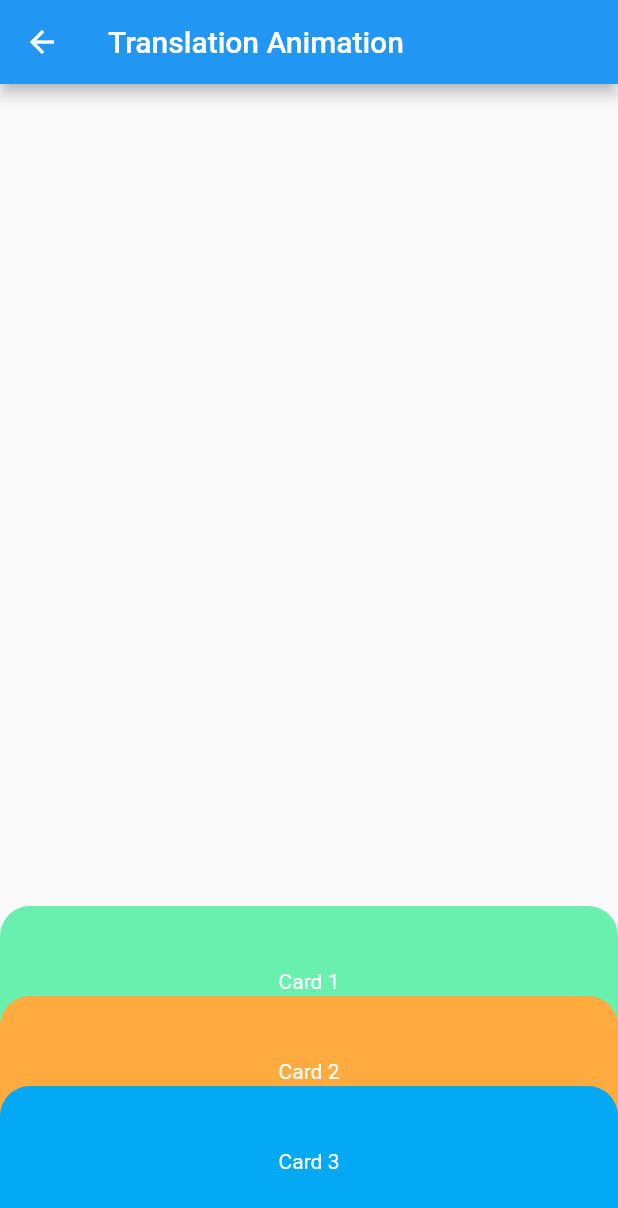
After one commit to manespcar/flutter_animations, a Flutter app: the screen it shows after launch, after a tap on "Translation", on a phone screen of 412 x 824 dp. The commit adds this screen. Shown: the top 1208 px of the screen. Run offline on Flutter 3.47's test engine with Material 2 defaults, Android fonts, the phone set to English and light mode, and no system bars; our stand-ins replace sensors_plus.

Commit message:
* added new animations: rotation, translation and scale

```diff
--- a/lib/main.dart
+++ b/lib/main.dart
@@ -7,7 +7,10 @@ import 'package:flutter_animations/pages/hero_animation_widget.dart';
 import 'package:flutter_animations/pages/home_widget.dart';
 import 'package:flutter_animations/pages/opacity_animation_widget.dart';
 import 'package:flutter_animations/pages/positioned_animation_widget.dart';
+import 'package:flutter_animations/pages/rotation_animation_widget.dart';
+import 'package:flutter_animations/pages/scale_animation_widget.dart';
 import 'package:flutter_animations/pages/switcher_animation_widget.dart';
+import 'package:flutter_animations/pages/translation_animation_widget.dart';
 
 void main() {
   WidgetsFlutterBinding.ensureInitialized();
@@ -38,6 +41,9 @@ class MyApp extends StatelessWidget {
         '/positioned': (context) => const PositionedAnimationWidget(),
         '/flip_card': (context) => const FlipCardAnimationWidget(),
         '/hero': (context) => const HeroAnimationWidget(),
+        '/rotation': (context) => const RotationAnimationWidget(),
+        '/translation': (context) => const TranslationAnimationWidget(),
+        '/scale': (context) => const ScaleAnimationWidget(),
       },
     );
   }
--- a/lib/pages/home_widget.dart
+++ b/lib/pages/home_widget.dart
@@ -68,6 +68,30 @@ class HomeWidget extends StatelessWidget {
                 textStyle: const TextStyle(fontSize: 16),
               ),
             ),
+            const SizedBox(height: 20),
+            ElevatedButton(
+              onPressed: () => Navigator.of(context).pushNamed('/rotation'),
+              child: const Text('Rotation'),
+              style: ElevatedButton.styleFrom(
+                textStyle: const TextStyle(fontSize: 16),
+              ),
+            ),
+            const SizedBox(height: 20),
+            ElevatedButton(
+              onPressed: () => Navigator.of(context).pushNamed('/translation'),
+              child: const Text('Translation'),
+              style: ElevatedButton.styleFrom(
+                textStyle: const TextStyle(fontSize: 16),
+              ),
+            ),
+            const SizedBox(height: 20),
+            ElevatedButton(
+              onPressed: () => Navigator.of(context).pushNamed('/scale'),
+              child: const Text('Scale'),
+              style: ElevatedButton.styleFrom(
+                textStyle: const TextStyle(fontSize: 16),
+              ),
+            ),
           ],
         ),
       ),
--- /dev/null
+++ b/lib/pages/translation_animation_widget.dart
@@ -0,0 +1,143 @@
+import 'package:flutter/material.dart';
+
+class TranslationAnimationWidget extends StatefulWidget {
+  const TranslationAnimationWidget({Key? key}) : super(key: key);
+
+  @override
+  State<TranslationAnimationWidget> createState() =>
+      _TranslationAnimationWidgetState();
+}
+
+class _TranslationAnimationWidgetState extends State<TranslationAnimationWidget>
+    with TickerProviderStateMixin {
+  late AnimationController _controller1;
+  late AnimationController _controller2;
+  late AnimationController _controller3;
+  late Animation<double> _animation1;
+  late Animation<double> _animation2;
+  late Animation<double> _animation3;
+
+  @override
+  void initState() {
+    super.initState();
+    _controller1 = AnimationController(
+      vsync: this,
+      duration: const Duration(seconds: 1),
+    );
+    _controller2 = AnimationController(
+      vsync: this,
+      duration: const Duration(seconds: 1),
+    );
+    _controller3 = AnimationController(
+      vsync: this,
+      duration: const Duration(seconds: 1),
+    );
+
+    _animation1 = Tween<double>(begin: 100.0, end: 300.0).animate(
+      CurvedAnimation(
+        parent: _controller1,
+        curve: Curves.elasticOut,
+      ),
+    )..addListener(() => setState(() {}));
+
+    _animation2 = Tween<double>(begin: 100.0, end: 300.0).animate(
+      CurvedAnimation(
+        parent: _controller2,
+        curve: Curves.easeInOutBack,
+      ),
+    )..addListener(() => setState(() {}));
+
+    _animation3 = Tween<double>(begin: 100.0, end: 300.0).animate(
+      CurvedAnimation(
+        parent: _controller3,
+        curve: Curves.easeInBack,
+      ),
+    )..addListener(() => setState(() {}));
+  }
+
+  @override
+  void dispose() {
+    _controller1.dispose();
+    _controller2.dispose();
+    _controller3.dispose();
+    super.dispose();
+  }
+
+  @override
+  Widget build(BuildContext context) {
+    return Scaffold(
+      appBar: AppBar(
+        title: const Text('Translation Animation'),
+      ),
+      body: Stack(
+        children: [
+          _buildCard(
+            context,
+            Colors.greenAccent,
+            120,
+            _controller1,
+            _animation1,
+            'Card 1',
+          ),
+          _buildCard(
+            context,
+            Colors.orangeAccent,
+            60,
+            _controller2,
+            _animation2,
+            'Card 2',
+          ),
+          _buildCard(
+            context,
+            Colors.lightBlue,
+            0,
+            _controller3,
+            _animation3,
+            'Card 3',
+          ),
+        ],
+      ),
+    );
+  }
+
+  Positioned _buildCard(
+      BuildContext context,
+      Color color,
+      double position,
+      AnimationController controller,
+      Animation<double> animation,
+      String text) {
+    return Positioned(
+      bottom: position,
+      child: Transform.translate(
+        offset: const Offset(0, 0),
+        child: GestureDetector(
+          onTap: () {
+            if (controller.status == AnimationStatus.completed) {
+              controller.reverse();
+            } else if (controller.status == AnimationStatus.dismissed) {
+              controller.forward();
+            }
+          },
+          child: Container(
+            width: MediaQuery.of(context).size.width,
+            height: animation.value,
+            decoration: BoxDecoration(
+              color: color,
+              borderRadius: const BorderRadius.only(
+                topLeft: Radius.circular(20),
+                topRight: Radius.circular(20),
+              ),
+            ),
+            child: Center(
+              child: Text(
+                text,
+                style: const TextStyle(color: Colors.white),
+              ),
+            ),
+          ),
+        ),
+      ),
+    );
+  }
+}
```
Also changed, not shown: lib/pages/rotation_animation_widget.dart (added, +71 -0 lines), lib/pages/scale_animation_widget.dart (added, +60 -0 lines), assets/images/icon_ball.png (added).
